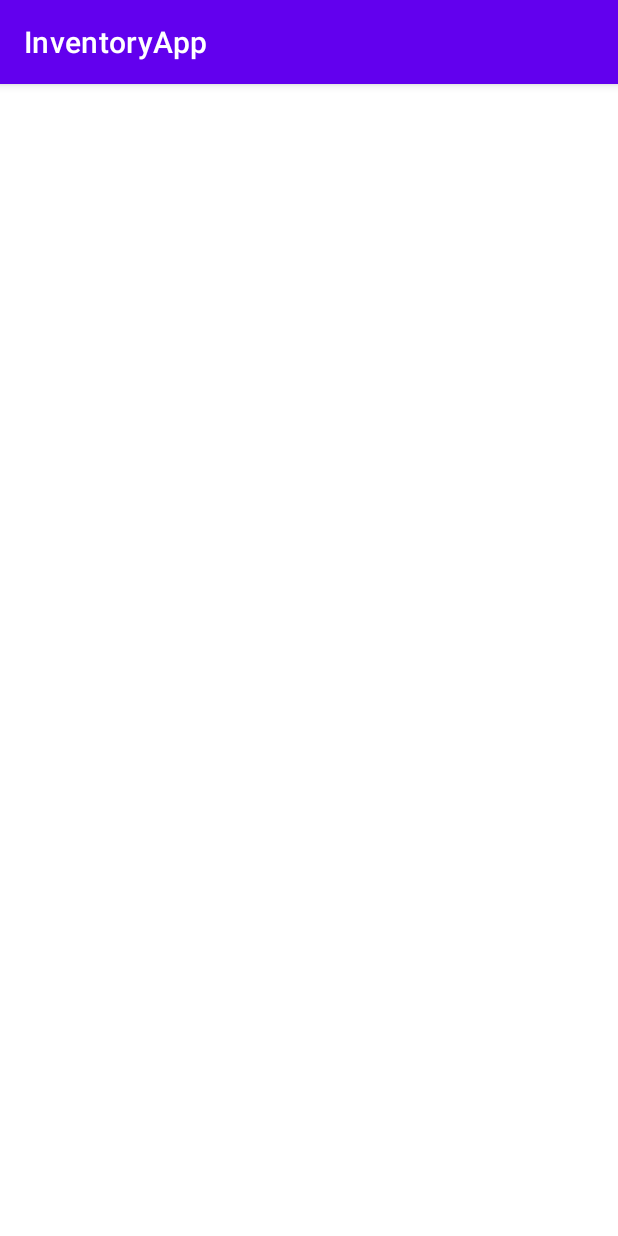
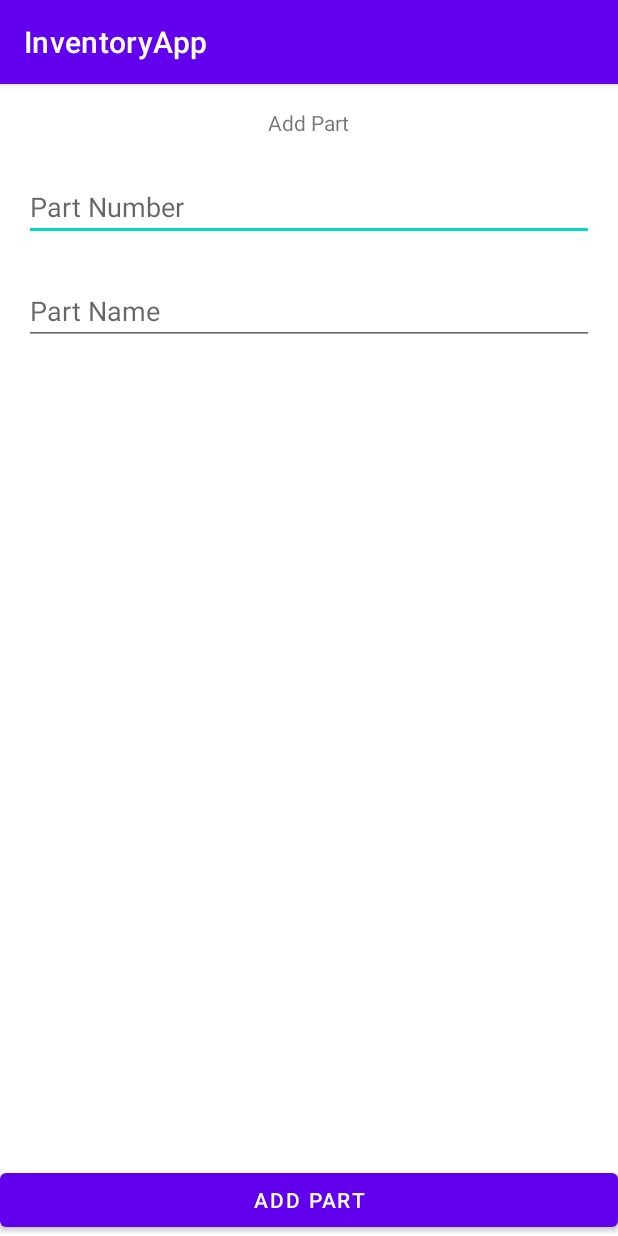
Before and after one commit to rhotin/InventoryAppTest, an Android app: the AddPartActivity screen opened directly, with no data from a screen before it, on a phone screen of 412 x 824 dp. Run offline under Robolectric (Android 15) with nearby library versions, the phone set to English and light mode, and no system bars.

Commit message:
commit 2

```diff
--- a/app/src/main/res/layout/activity_add_part.xml
+++ b/app/src/main/res/layout/activity_add_part.xml
@@ -6,4 +6,50 @@
     android:layout_height="match_parent"
     tools:context=".AddPartActivity">
 
+    <TextView
+        android:id="@+id/titleTV"
+        android:layout_width="wrap_content"
+        android:layout_height="wrap_content"
+        android:layout_marginTop="16dp"
+        android:text="Add Part"
+        app:layout_constraintEnd_toEndOf="parent"
+        app:layout_constraintStart_toStartOf="parent"
+        app:layout_constraintTop_toTopOf="parent" />
+
+    <EditText
+        android:id="@+id/partNumberET"
+        android:layout_width="0dp"
+        android:layout_height="wrap_content"
+        android:layout_marginStart="16dp"
+        android:layout_marginTop="24dp"
+        android:layout_marginEnd="16dp"
+        android:ems="10"
+        android:inputType="textPersonName"
+        android:hint="Part Number"
+        app:layout_constraintEnd_toEndOf="parent"
+        app:layout_constraintStart_toStartOf="parent"
+        app:layout_constraintTop_toBottomOf="@+id/titleTV" />
+    <EditText
+        android:id="@+id/partNameET"
+        android:layout_width="0dp"
+        android:layout_height="wrap_content"
+        android:layout_marginStart="16dp"
+        android:layout_marginTop="24dp"
+        android:layout_marginEnd="16dp"
+        android:ems="10"
+        android:inputType="textPersonName"
+        android:hint="Part Name"
+        app:layout_constraintEnd_toEndOf="parent"
+        app:layout_constraintStart_toStartOf="parent"
+        app:layout_constraintTop_toBottomOf="@+id/partNumberET" />
+
+
+    <Button
+        android:id="@+id/addBtn"
+        android:layout_width="0dp"
+        android:layout_height="wrap_content"
+        android:text="Add Part"
+        app:layout_constraintBottom_toBottomOf="parent"
+        app:layout_constraintEnd_toEndOf="parent"
+        app:layout_constraintStart_toStartOf="parent" />
 </androidx.constraintlayout.widget.ConstraintLayout>
--- a/gradle.properties
+++ b/gradle.properties
@@ -15,3 +15,4 @@ org.gradle.jvmargs=-Xmx2048m -Dfile.encoding=UTF-8
 # Android operating system, and which are packaged with your app"s APK
 # https://developer.android.com/topic/libraries/support-library/androidx-rn
 android.useAndroidX=true
+android.enableJetifier=true
```
Also changed, not shown: app/src/main/java/com/rhappdeveloper/inventoryapp/api/ApiInterface.java (+10 -0 lines), app/src/main/res/layout/recieve_consume_layout.xml (added, +41 -0 lines).
